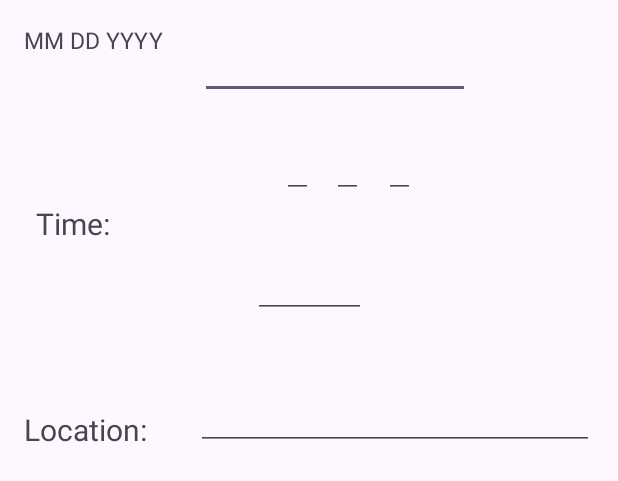
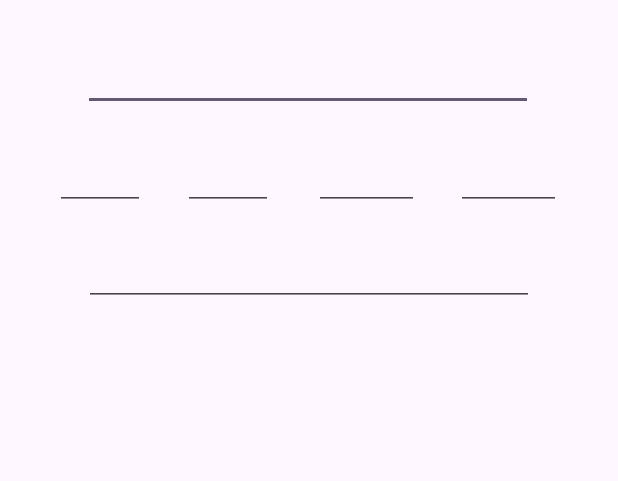
Before and after one commit to maxxu123456/college-scheduler, an Android app: the layout exam_edit_item.xml on its own in the app's theme, with its tools: preview values and no code run, on a phone screen of 412 x 824 dp. Shown: the top 481 px of the screen. Run offline under Robolectric (Android 15) with nearby library versions, the phone set to English and light mode, and no system bars.

Commit message:
style edit layouts

```diff
--- a/app/src/main/res/layout/assignment_edit_item.xml
+++ b/app/src/main/res/layout/assignment_edit_item.xml
@@ -12,47 +12,45 @@
         android:layout_height="wrap_content"
         android:layout_marginTop="32dp"
         app:layout_constraintEnd_toEndOf="parent"
-        app:layout_constraintHorizontal_bias="0.855"
+        app:layout_constraintHorizontal_bias="0.495"
         app:layout_constraintStart_toStartOf="parent"
         app:layout_constraintTop_toTopOf="parent" />
 
     <EditText
         android:id="@+id/edit_assignment_day"
-        android:layout_width="wrap_content"
+        android:layout_width="70dp"
         android:layout_height="wrap_content"
-        android:layout_marginTop="24dp"
+        android:layout_marginTop="8dp"
         app:layout_constraintEnd_toEndOf="parent"
-        app:layout_constraintHorizontal_bias="0.578"
+        app:layout_constraintHorizontal_bias="0.498"
         app:layout_constraintStart_toStartOf="parent"
         app:layout_constraintTop_toBottomOf="@id/edit_assignment_name" />
 
     <EditText
         android:id="@+id/edit_assigment_month"
-        android:layout_width="wrap_content"
+        android:layout_width="70dp"
         android:layout_height="wrap_content"
-        android:layout_marginTop="24dp"
-        app:layout_constraintEnd_toStartOf="@id/edit_assignment_day"
-        app:layout_constraintHorizontal_bias="0.791"
+        android:layout_marginTop="8dp"
+        app:layout_constraintEnd_toStartOf="@+id/edit_assignment_day"
         app:layout_constraintStart_toStartOf="parent"
         app:layout_constraintTop_toBottomOf="@id/edit_assignment_name" />
 
     <EditText
         android:id="@+id/edit_assigment_year"
-        android:layout_width="wrap_content"
+        android:layout_width="70dp"
         android:layout_height="wrap_content"
-        android:layout_marginTop="24dp"
+        android:layout_marginTop="8dp"
         app:layout_constraintEnd_toEndOf="parent"
-        app:layout_constraintHorizontal_bias="0.462"
-        app:layout_constraintStart_toEndOf="@id/edit_assignment_day"
+        app:layout_constraintStart_toEndOf="@+id/edit_assignment_day"
         app:layout_constraintTop_toBottomOf="@id/edit_assignment_name" />
 
     <EditText
         android:id="@+id/edit_assigment_class"
         android:layout_width="300dp"
         android:layout_height="wrap_content"
-        android:layout_marginTop="24dp"
+        android:layout_marginTop="8dp"
         app:layout_constraintEnd_toEndOf="parent"
-        app:layout_constraintHorizontal_bias="0.855"
+        app:layout_constraintHorizontal_bias="0.504"
         app:layout_constraintStart_toStartOf="parent"
         app:layout_constraintTop_toBottomOf="@id/edit_assignment_day" />
 
--- a/app/src/main/res/layout/course_edit_item.xml
+++ b/app/src/main/res/layout/course_edit_item.xml
@@ -1,5 +1,6 @@
 <?xml version="1.0" encoding="utf-8"?>
 <androidx.constraintlayout.widget.ConstraintLayout xmlns:android="http://schemas.android.com/apk/res/android"
+    xmlns:tools="http://schemas.android.com/tools"
     android:layout_width="match_parent"
     android:layout_height="match_parent"
     xmlns:app="http://schemas.android.com/apk/res-auto">
@@ -8,17 +9,19 @@
         android:id="@+id/edit_course_name"
         android:layout_width="300dp"
         android:layout_height="wrap_content"
+        android:layout_marginTop="8dp"
         app:layout_constraintEnd_toEndOf="parent"
+        app:layout_constraintHorizontal_bias="0.504"
         app:layout_constraintStart_toStartOf="parent"
         app:layout_constraintTop_toTopOf="parent" />
 
     <EditText
         android:id="@+id/edit_course_time"
-        android:layout_width="wrap_content"
+        android:layout_width="120dp"
         android:layout_height="wrap_content"
         android:layout_marginTop="8dp"
         app:layout_constraintEnd_toEndOf="parent"
-        app:layout_constraintHorizontal_bias="0.185"
+        app:layout_constraintHorizontal_bias="0.13"
         app:layout_constraintStart_toStartOf="parent"
         app:layout_constraintTop_toBottomOf="@id/edit_course_name" />
 
@@ -28,8 +31,8 @@
         android:layout_height="wrap_content"
         android:layout_marginTop="8dp"
         app:layout_constraintEnd_toEndOf="parent"
-        app:layout_constraintHorizontal_bias="0.78"
+        app:layout_constraintHorizontal_bias="0.844"
         app:layout_constraintStart_toStartOf="parent"
-        app:layout_constraintTop_toBottomOf="@id/edit_course_time" />
+        app:layout_constraintTop_toBottomOf="@+id/edit_course_name" />
 
 </androidx.constraintlayout.widget.ConstraintLayout>
--- a/app/src/main/res/layout/exam_edit_item.xml
+++ b/app/src/main/res/layout/exam_edit_item.xml
@@ -7,131 +7,64 @@
     android:orientation="vertical"
     android:padding="16dp">
 
-    <TextView
-        android:id="@+id/examEditLocation"
-        android:layout_width="wrap_content"
-        android:layout_height="wrap_content"
-        android:text="Location:"
-        android:textSize="20dp"
-        app:layout_constraintBottom_toBottomOf="parent"
-        app:layout_constraintStart_toStartOf="parent"
-        tools:ignore="MissingConstraints">
-
-    </TextView>
-
-    <TextView
-        android:id="@+id/examDateFormat"
-        android:layout_width="wrap_content"
-        android:layout_height="wrap_content"
-        android:text="MM DD YYYY"
-        android:textSize="15dp"
-        app:layout_constraintStart_toStartOf="parent"
-        tools:ignore="MissingConstraints"
-        tools:layout_editor_absoluteY="99dp"></TextView>
-
-    <TextView
-        android:id="@+id/examEditTime"
-        android:layout_width="wrap_content"
-        android:layout_height="wrap_content"
-        android:layout_marginStart="8dp"
-        android:layout_marginTop="39dp"
-        android:layout_marginBottom="52dp"
-        android:text="Time:"
-        android:textSize="20dp"
-        app:layout_constraintBottom_toTopOf="@id/examEditLocation"
-        app:layout_constraintStart_toStartOf="parent"
-        app:layout_constraintTop_toBottomOf="@id/examDateFormat"
-        tools:ignore="MissingConstraints">
-
-    </TextView>
-
-    <TextView
-        android:id="@+id/examEditDate"
-        android:layout_width="wrap_content"
-        android:layout_height="wrap_content"
-        android:layout_marginStart="8dp"
-        android:layout_marginBottom="6dp"
-        android:text="Date:"
-        android:textSize="20dp"
-        app:layout_constraintBottom_toTopOf="@id/examDateFormat"
-        app:layout_constraintStart_toStartOf="parent"
-        tools:ignore="MissingConstraints">
-
-    </TextView>
-
-    <TextView
-        android:id="@+id/examEditName"
-        android:layout_width="wrap_content"
-        android:layout_height="wrap_content"
-        android:layout_marginStart="16dp"
-        android:text="Name:"
-        android:textSize="20dp"
-        app:layout_constraintBottom_toTopOf="@id/examEditDate"
+    <EditText
+        android:id="@+id/edit_exam_name"
+        android:layout_width="300dp"
+        android:layout_height="50dp"
+        android:layout_marginTop="8dp"
+        app:layout_constraintEnd_toEndOf="parent"
+        app:layout_constraintHorizontal_bias="0.493"
         app:layout_constraintStart_toStartOf="parent"
         app:layout_constraintTop_toTopOf="parent"
-        app:layout_constraintVertical_bias="0.384"
-        tools:ignore="MissingConstraints">
-
-    </TextView>
-
-    <EditText
-        android:id="@+id/edit_exam_name"
-        android:layout_width="180dp"
-        android:layout_height="50dp"
-        android:layout_marginStart="44dp"
-        app:layout_constraintStart_toEndOf="@id/examEditName"
-        tools:layout_editor_absoluteY="0dp"
         tools:ignore="MissingConstraints" />
 
     <EditText
         android:id="@+id/edit_exam_day"
-        android:layout_width="wrap_content"
+        android:layout_width="60dp"
         android:layout_height="50dp"
         android:layout_marginTop="16dp"
         app:layout_constraintEnd_toEndOf="parent"
-        app:layout_constraintHorizontal_bias="0.571"
+        app:layout_constraintHorizontal_bias="0.332"
         app:layout_constraintStart_toStartOf="parent"
         app:layout_constraintTop_toBottomOf="@id/edit_exam_name" />
 
     <EditText
         android:id="@+id/edit_exam_year"
-        android:layout_width="wrap_content"
+        android:layout_width="70dp"
         android:layout_height="50dp"
         android:layout_marginTop="16dp"
         app:layout_constraintEnd_toEndOf="parent"
-        app:layout_constraintHorizontal_bias="0.106"
-        app:layout_constraintStart_toEndOf="@id/edit_exam_day"
+        app:layout_constraintHorizontal_bias="0.624"
+        app:layout_constraintStart_toStartOf="parent"
         app:layout_constraintTop_toBottomOf="@id/edit_exam_name" />
 
     <EditText
         android:id="@+id/edit_exam_month"
-        android:layout_width="wrap_content"
+        android:layout_width="60dp"
         android:layout_height="50dp"
         android:layout_marginTop="16dp"
-        app:layout_constraintEnd_toStartOf="@id/edit_exam_day"
-        app:layout_constraintHorizontal_bias="0.904"
-        app:layout_constraintStart_toEndOf="@id/examEditDate"
-        app:layout_constraintTop_toBottomOf="@id/edit_exam_name" />
+        app:layout_constraintEnd_toEndOf="parent"
+        app:layout_constraintHorizontal_bias="0.065"
+        app:layout_constraintStart_toStartOf="parent"
+        app:layout_constraintTop_toBottomOf="@+id/edit_exam_name" />
 
     <EditText
         android:id="@+id/edit_exam_time"
-        android:layout_width="75dp"
+        android:layout_width="70dp"
         android:layout_height="50dp"
-        android:layout_marginTop="96dp"
-        android:layout_marginEnd="152dp"
+        android:layout_marginTop="16dp"
         app:layout_constraintEnd_toEndOf="parent"
-        app:layout_constraintHorizontal_bias="1.0"
-        app:layout_constraintStart_toEndOf="@id/examEditTime"
+        app:layout_constraintHorizontal_bias="0.928"
+        app:layout_constraintStart_toStartOf="parent"
         app:layout_constraintTop_toBottomOf="@id/edit_exam_name" />
 
     <EditText
         android:id="@+id/edit_exam_location"
-        android:layout_width="265dp"
+        android:layout_width="300dp"
         android:layout_height="50dp"
-        android:layout_marginTop="184dp"
+        android:layout_marginTop="80dp"
         app:layout_constraintEnd_toEndOf="parent"
-        app:layout_constraintHorizontal_bias="1.0"
-        app:layout_constraintStart_toEndOf="@id/examEditLocation"
+        app:layout_constraintStart_toStartOf="parent"
         app:layout_constraintTop_toBottomOf="@id/edit_exam_name" />
 
 </androidx.constraintlayout.widget.ConstraintLayout>
```
